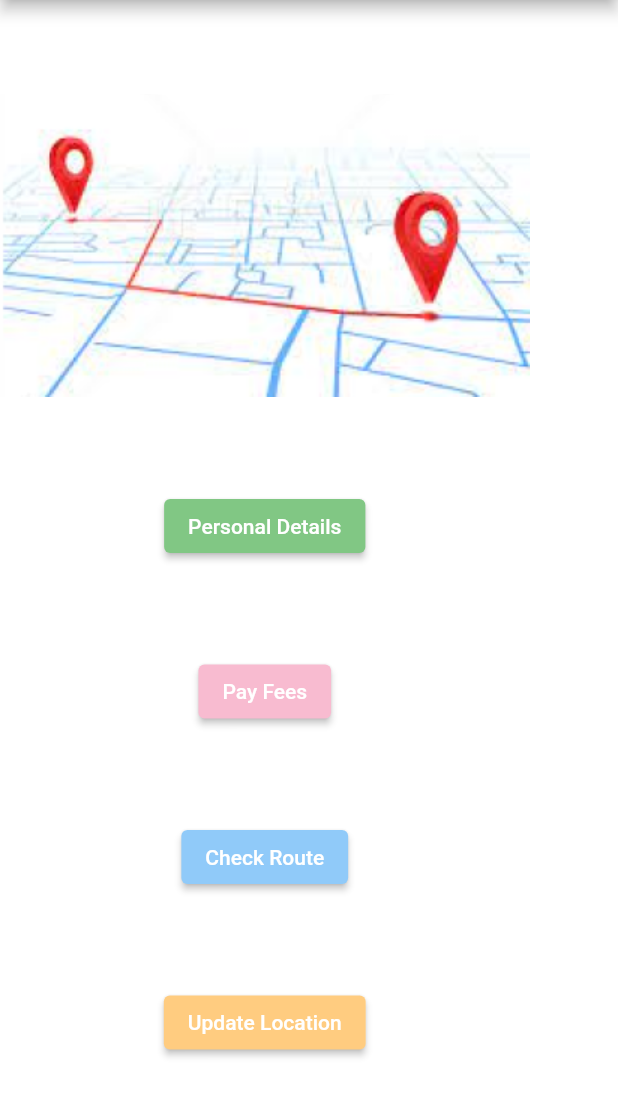
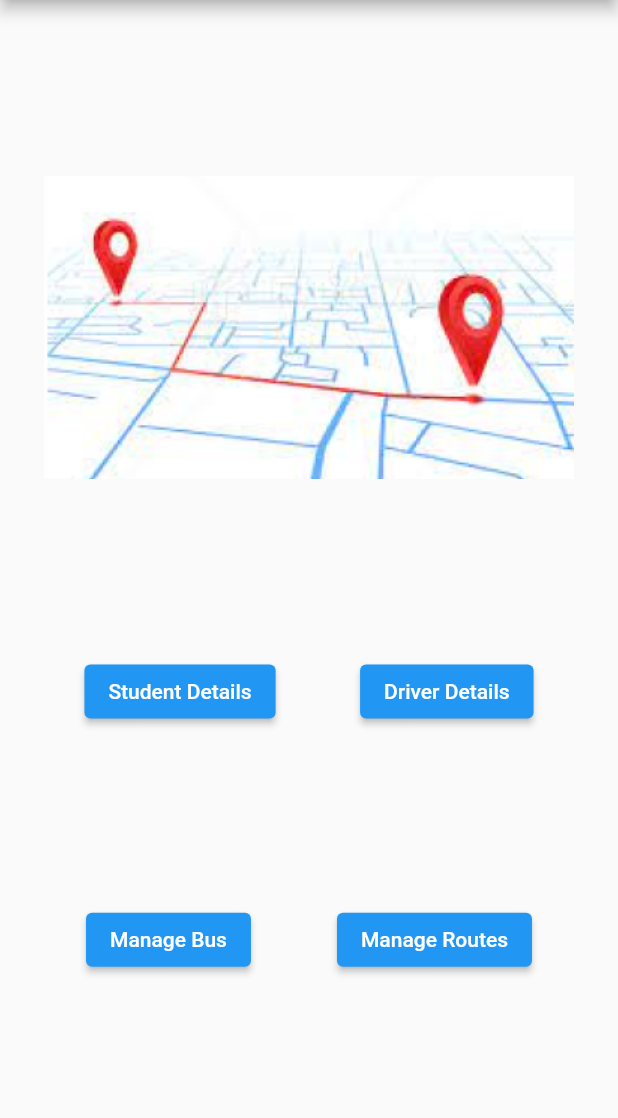
Before and after one commit to KeerthiAnilNair/Vaahika, a Flutter app: the screen it shows after launch, after a tap on "SUBMIT", on a phone screen of 412 x 824 dp, the part 84-1202 px from its top. Run offline on Flutter 3.47's test engine with Material 2 defaults, Android fonts, the phone set to English and light mode, and no system bars; our stand-ins replace splashscreen; missing offline and left inert: flutter_material_color_picker; Roboto replaces fonts that are missing (LakkiReddy).

Commit message:
admin login

```diff
--- /dev/null
+++ b/lib/adminhome.dart
@@ -0,0 +1,64 @@
+import 'package:flutter/material.dart';
+import 'package:sample_project/driver_details.dart';
+import 'package:sample_project/student_details.dart';
+
+class AdminHome extends StatelessWidget {
+  const AdminHome({super.key});
+
+  @override
+  Widget build(BuildContext context) {
+    return Scaffold(
+      appBar: AppBar(
+        centerTitle: true,
+        title: Text(
+          'Vaahika',
+          style: TextStyle(
+            fontFamily: 'LakkiReddy',
+            fontSize: 36,
+          ),
+        ),
+      ),
+      body: SafeArea(
+        child: Column(
+          mainAxisAlignment: MainAxisAlignment.spaceEvenly,
+          crossAxisAlignment: CrossAxisAlignment.center,
+          children: [
+            Image.asset('assets/images/shome.png'),
+            Row(
+              mainAxisAlignment: MainAxisAlignment.spaceEvenly,
+              crossAxisAlignment: CrossAxisAlignment.center,
+              children: [
+                ElevatedButton(
+                    onPressed: () {
+                      Navigator.push(
+                        context,
+                        MaterialPageRoute(
+                            builder: (context) => const StudentDetails()),
+                      );
+                    },
+                    child: Text('Student Details')),
+                ElevatedButton(
+                    onPressed: () {
+                      Navigator.push(
+                        context,
+                        MaterialPageRoute(
+                            builder: (context) => const DriverDetails()),
+                      );
+                    },
+                    child: Text('Driver Details'))
+              ],
+            ),
+            Row(
+              mainAxisAlignment: MainAxisAlignment.spaceEvenly,
+              crossAxisAlignment: CrossAxisAlignment.center,
+              children: [
+                ElevatedButton(onPressed: () {}, child: Text('Manage Bus')),
+                ElevatedButton(onPressed: () {}, child: Text('Manage Routes'))
+              ],
+            ),
+          ],
+        ),
+      ),
+    );
+  }
+}
--- a/lib/login.dart
+++ b/lib/login.dart
@@ -4,6 +4,7 @@ import 'package:flutter/gestures.dart';
 import 'package:flutter/material.dart';
 import 'package:sample_project/signup.dart';
 import 'package:sample_project/studenthome.dart';
+import 'package:sample_project/adminhome.dart';
 
 class Login extends StatelessWidget {
   const Login({super.key});
@@ -52,7 +53,7 @@ class Login extends StatelessWidget {
                     hintText: 'Enter Username',
                   ),
                 ),
-                Text(
+                const Text(
                   'Password : ',
                   textAlign: TextAlign.center,
                   style: TextStyle(
@@ -71,7 +72,7 @@ class Login extends StatelessWidget {
                     Navigator.push(
                       context,
                       MaterialPageRoute(
-                          builder: (context) => const StudentHome()),
+                          builder: (context) => const AdminHome()), //NAVIGATION
                     );
                   },
                   child: Text('SUBMIT'),
```
Also changed, not shown: lib/driver_details.dart (added, +38 -0 lines), lib/student_details.dart (added, +38 -0 lines), pubspec.yaml (+8 -0 lines), assets/images/user.png (added), pubspec.lock.
